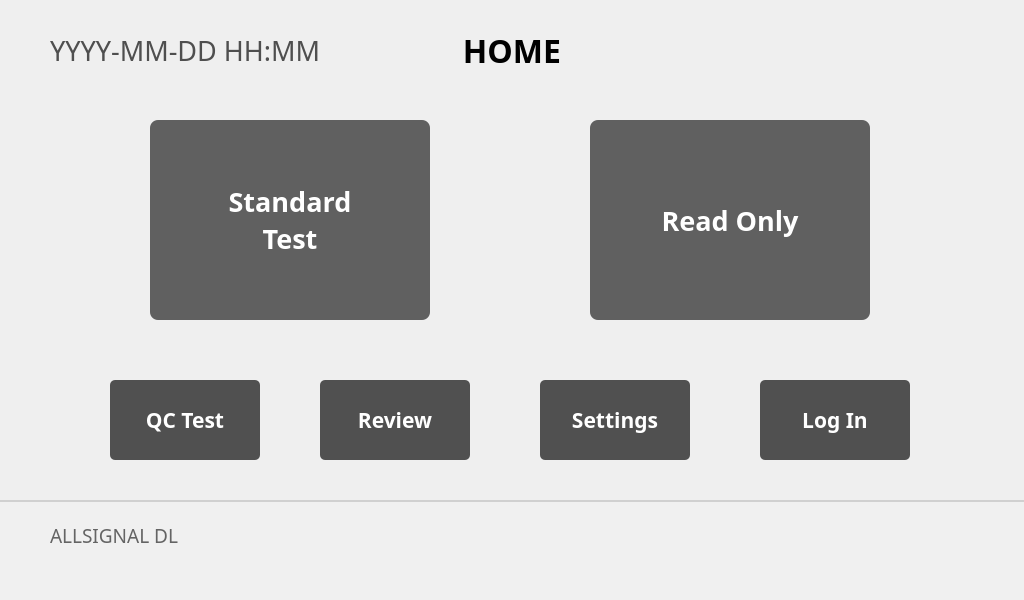
Above: ui/Home/HomeViewWindow.ui from eguruno1/calth_reader before the change. Below: the same form after it.
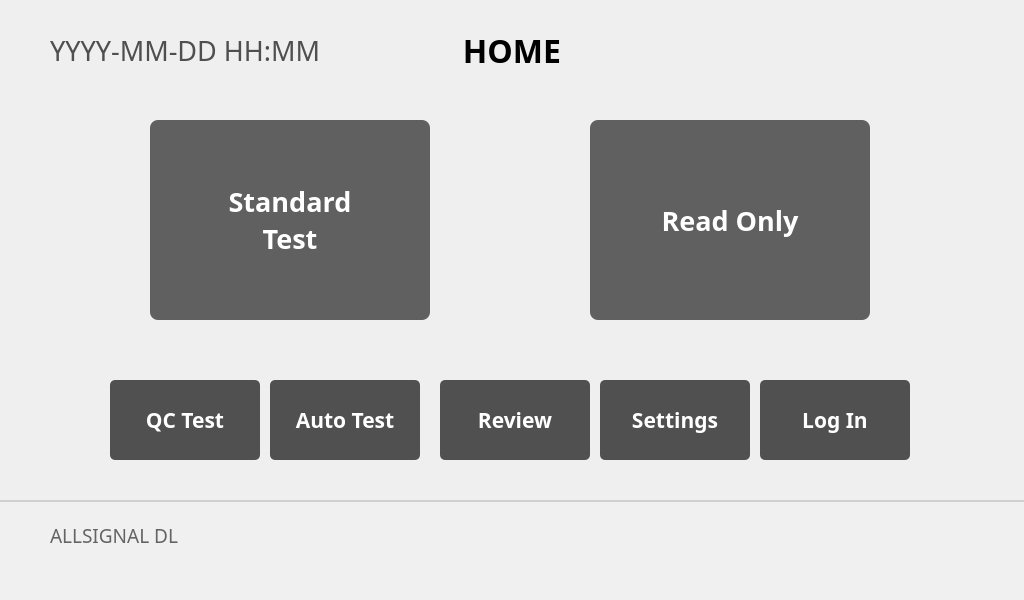
That is the form after the change. Icons and pictures are not drawn.

Commit message: Auto Test Mode 적용 1차

```diff
--- a/ui/Home/HomeViewWindow.ui
+++ b/ui/Home/HomeViewWindow.ui
@@ -170,7 +170,7 @@
    <widget class="QPushButton" name="pushButton_Review">
     <property name="geometry">
      <rect>
-      <x>320</x>
+      <x>440</x>
       <y>380</y>
       <width>150</width>
       <height>80</height>
@@ -205,7 +205,7 @@
    <widget class="QPushButton" name="pushButton_Settings">
     <property name="geometry">
      <rect>
-      <x>540</x>
+      <x>600</x>
       <y>380</y>
       <width>150</width>
       <height>80</height>
@@ -517,6 +517,41 @@
      <set>Qt::AlignLeading|Qt::AlignLeft|Qt::AlignVCenter</set>
     </property>
    </widget>
+   <widget class="QPushButton" name="pushButton_AutoTest">
+    <property name="geometry">
+     <rect>
+      <x>270</x>
+      <y>380</y>
+      <width>150</width>
+      <height>80</height>
+     </rect>
+    </property>
+    <property name="font">
+     <font>
+      <family>Pretendard</family>
+      <pointsize>16</pointsize>
+      <weight>75</weight>
+      <bold>true</bold>
+     </font>
+    </property>
+    <property name="styleSheet">
+     <string notr="true">QPushButton {
+    background-color: #505050;
+    color: white;
+    border: none;
+    border-radius: 5px;
+}
+QPushButton:hover {
+    background-color: #606060;
+}
+QPushButton:pressed {
+    background-color: #404040;
+}</string>
+    </property>
+    <property name="text">
+     <string>Auto Test</string>
+    </property>
+   </widget>
   </widget>
  </widget>
  <resources/>
```
The commit also changes 6 other files.
